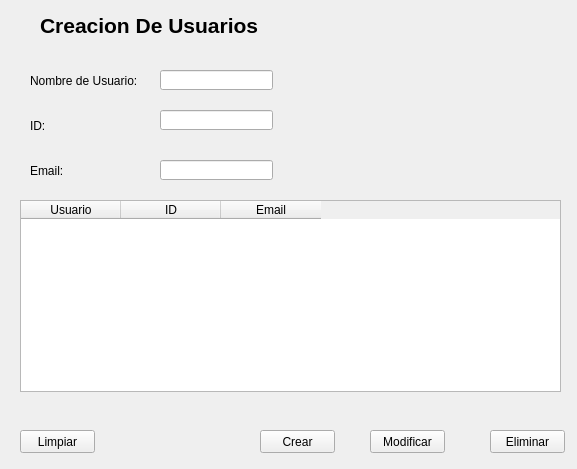
The window that src/002_usuarios.ui (rvqzs/tresPatitos) describes before a commit, drawn with Qt 5.
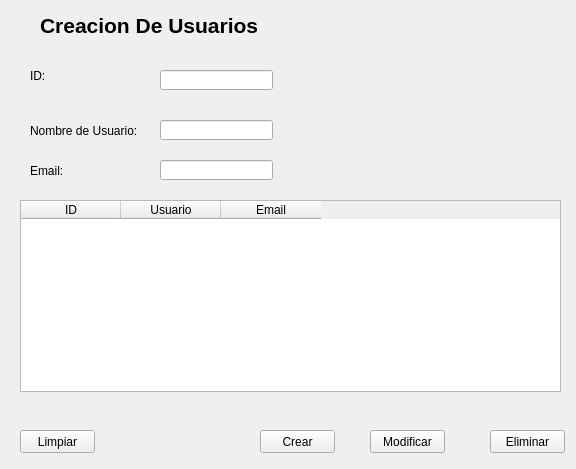
The same window after the commit. Icons and pictures are not drawn.

```diff
--- a/src/002_usuarios.ui
+++ b/src/002_usuarios.ui
@@ -6,10 +6,22 @@
    <rect>
     <x>0</x>
     <y>0</y>
-    <width>577</width>
+    <width>576</width>
     <height>469</height>
    </rect>
   </property>
+  <property name="minimumSize">
+   <size>
+    <width>576</width>
+    <height>469</height>
+   </size>
+  </property>
+  <property name="maximumSize">
+   <size>
+    <width>576</width>
+    <height>469</height>
+   </size>
+  </property>
   <property name="windowTitle">
    <string>Form</string>
   </property>
@@ -37,7 +49,7 @@
    <property name="geometry">
     <rect>
      <x>30</x>
-     <y>60</y>
+     <y>110</y>
      <width>111</width>
      <height>41</height>
     </rect>
@@ -50,7 +62,7 @@
    <property name="geometry">
     <rect>
      <x>30</x>
-     <y>110</y>
+     <y>60</y>
      <width>91</width>
      <height>31</height>
     </rect>
@@ -89,7 +101,7 @@
    <property name="geometry">
     <rect>
      <x>160</x>
-     <y>70</y>
+     <y>120</y>
      <width>113</width>
      <height>20</height>
     </rect>
@@ -102,7 +114,7 @@
    <property name="geometry">
     <rect>
      <x>160</x>
-     <y>110</y>
+     <y>70</y>
      <width>113</width>
      <height>20</height>
     </rect>
@@ -177,16 +189,16 @@
    <property name="selectionBehavior">
     <enum>QAbstractItemView::SelectRows</enum>
    </property>
-   <column>
-    <property name="text">
-     <string>Usuario</string>
-    </property>
-   </column>
    <column>
     <property name="text">
      <string>ID</string>
     </property>
    </column>
+   <column>
+    <property name="text">
+     <string>Usuario</string>
+    </property>
+   </column>
    <column>
     <property name="text">
      <string>Email</string>
```
Left out of the diff: 27 changed lines with no effect on the pictures.
